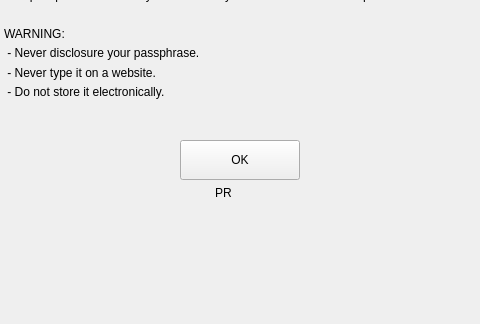
Qt form windows_desktop/c_newseed.ui (mwcproject/mwc-qt-wallet) before a commit; both pictures show x 164 to 644 and y 372 to 696 of the 808 by 696 pixel window.
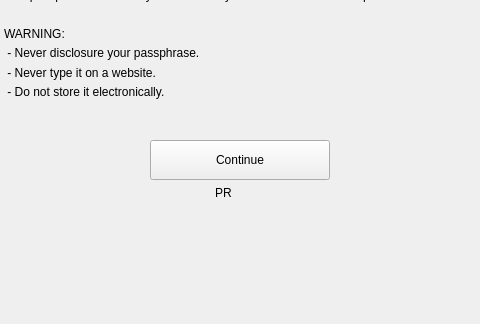
The same form after that commit. Custom widgets are drawn as their Qt base class.

The edit to the form file:
```diff
--- a/windows_desktop/c_newseed.ui
+++ b/windows_desktop/c_newseed.ui
@@ -188,13 +188,13 @@
       <widget class="control::MwcPushButtonNormal" name="submitButton">
        <property name="minimumSize">
         <size>
-         <width>120</width>
+         <width>180</width>
          <height>40</height>
         </size>
        </property>
        <property name="maximumSize">
         <size>
-         <width>120</width>
+         <width>180</width>
          <height>40</height>
         </size>
        </property>
@@ -202,7 +202,7 @@
         <enum>Qt::StrongFocus</enum>
        </property>
        <property name="text">
-        <string>OK</string>
+        <string>Continue</string>
        </property>
        <property name="autoDefault">
         <bool>true</bool>
```
Left out of the diff: 6 changed lines with no effect on the pictures.
